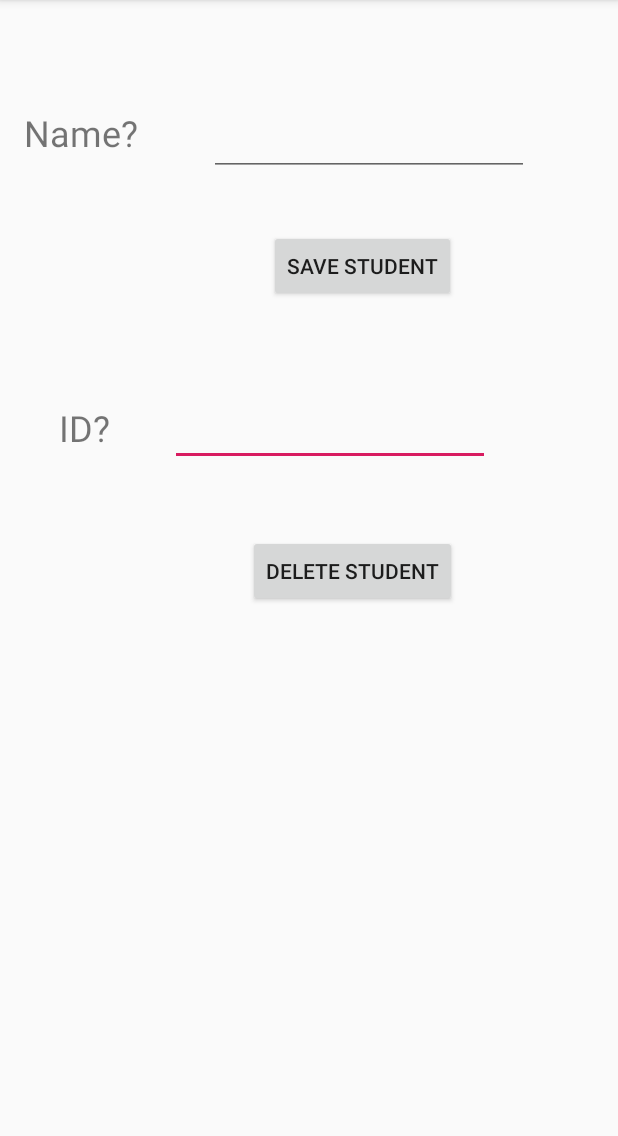
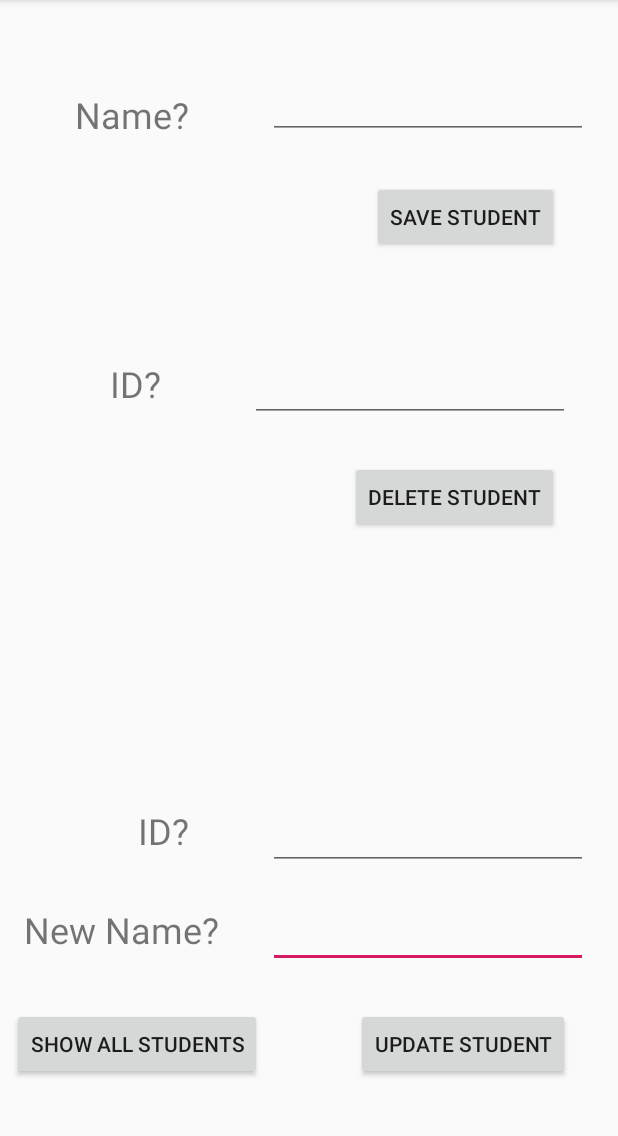
Before and after one commit to HTC77/android-irprogram.com-examples, an Android app: the screen it shows after launch (MainActivity), on a phone screen of 412 x 824 dp, the part 84-1220 px from its top. Run offline under Robolectric (Android 15) with nearby library versions, the phone set to English and light mode, and no system bars.

Commit message:
update and show all

```diff
--- a/app/src/main/java/com/example/irprogramtest/MainActivity.java
+++ b/app/src/main/java/com/example/irprogramtest/MainActivity.java
@@ -1,6 +1,8 @@
 package com.example.irprogramtest;
 
+import android.database.Cursor;
 import android.os.Bundle;
+import android.support.v7.app.AlertDialog;
 import android.support.v7.app.AppCompatActivity;
 import android.view.View;
 import android.widget.EditText;
@@ -10,6 +12,8 @@ public class MainActivity extends AppCompatActivity {
     private MyDatabaseHelper myDB;
     private EditText etName;
     private EditText etID;
+    private EditText etName2;
+    private EditText etID2;
     @Override
     protected void onCreate(Bundle savedInstanceState) {
         super.onCreate(savedInstanceState);
@@ -17,6 +21,8 @@ public class MainActivity extends AppCompatActivity {
         myDB = new MyDatabaseHelper(this);
         etName = findViewById(R.id.etName);
         etID = findViewById(R.id.etId);
+        etName2 = findViewById(R.id.etName2);
+        etID2 = findViewById(R.id.etId2);
     }
 
     public void onBtnSaveClick(View v){
@@ -45,4 +51,39 @@ public class MainActivity extends AppCompatActivity {
             m = "Error in deleting process";
         Toast.makeText(this, m, Toast.LENGTH_SHORT).show();
     }
+    public void onBtnUpdateClick(View v){
+        String id = etID2.getText().toString();
+        String name = etName2.getText().toString();
+        if(id.length() > 0 && name.length() > 0){
+
+        }else{
+            etID2.setHint("Enter a ID");
+            etName2.setHint("Enter a Name");
+            return;
+        }
+        String m ="";
+        if(myDB.updateData(id,name))
+            m = "Data updated";
+        else
+            m = "Error in updating process";
+        Toast.makeText(this, m, Toast.LENGTH_SHORT).show();
+    }
+    public void onBtnShowAllClick(View v){
+        Cursor res = myDB.showAllData();
+        if (res.getCount() == 0)
+            Toast.makeText(this, "There is no data", Toast.LENGTH_SHORT).show();
+        else {
+            StringBuffer data = new StringBuffer();
+            while (res.moveToNext()){
+                data.append("ID: "+res.getString(0)+'\n');
+                data.append("Name: "+res.getString(1)+'\n');
+                data.append('\n');
+            }
+            AlertDialog.Builder alert = new AlertDialog.Builder(this);
+            alert.setTitle("All data");
+            alert.setMessage(data.toString());
+            alert.setCancelable(true);
+            alert.show();
+        }
+    }
 }
--- a/app/src/main/java/com/example/irprogramtest/MyDatabaseHelper.java
+++ b/app/src/main/java/com/example/irprogramtest/MyDatabaseHelper.java
@@ -2,6 +2,7 @@ package com.example.irprogramtest;
 
 import android.content.ContentValues;
 import android.content.Context;
+import android.database.Cursor;
 import android.database.sqlite.SQLiteDatabase;
 import android.database.sqlite.SQLiteOpenHelper;
 import android.support.annotation.Nullable;
@@ -35,8 +36,16 @@ public class MyDatabaseHelper extends SQLiteOpenHelper {
     }
     boolean deleteData(String id){
         SQLiteDatabase db = getWritableDatabase();
+        return db.delete(TBL_NAME,"Id = ?",new String[] {id}) < 1 ? false : true;
+    }
+    boolean updateData(String id,String name){
+        SQLiteDatabase db = getWritableDatabase();
         ContentValues cv = new ContentValues();
         cv.put("Id",id);
-        return db.delete(TBL_NAME,"Id = ?",new String[] {id}) == 0 ? false : true;
+        cv.put("Name",name);
+        return db.update(TBL_NAME,cv,"Id = ?",new String[] {id}) < 1 ? false : true;
+    }
+    public Cursor showAllData(){
+        return getReadableDatabase().rawQuery("SELECT * FROM "+TBL_NAME,null);
     }
 }
--- a/app/src/main/res/layout/activity_main.xml
+++ b/app/src/main/res/layout/activity_main.xml
@@ -7,12 +7,73 @@
     android:onClick="nextBtnClicked"
     tools:context=".MainActivity">
 
+    <EditText
+        android:id="@+id/etName2"
+        android:layout_width="wrap_content"
+        android:layout_height="wrap_content"
+        android:layout_marginTop="20dp"
+        android:layout_marginEnd="4dp"
+        android:layout_marginRight="4dp"
+        android:ems="10"
+        android:inputType="textPersonName"
+        app:layout_constraintEnd_toEndOf="parent"
+        app:layout_constraintStart_toEndOf="@+id/textView4"
+        app:layout_constraintTop_toBottomOf="@+id/etId2" />
+
+    <TextView
+        android:id="@+id/textView4"
+        android:layout_width="wrap_content"
+        android:layout_height="wrap_content"
+        android:layout_marginEnd="17dp"
+        android:layout_marginRight="17dp"
+        android:text="New Name?"
+        android:textSize="24sp"
+        app:layout_constraintBaseline_toBaselineOf="@+id/etName2"
+        app:layout_constraintEnd_toStartOf="@+id/etName2"
+        app:layout_constraintStart_toStartOf="parent" />
+
+    <TextView
+        android:id="@+id/textView3"
+        android:layout_width="wrap_content"
+        android:layout_height="wrap_content"
+        android:layout_marginEnd="20dp"
+        android:layout_marginRight="20dp"
+        android:layout_marginBottom="33dp"
+        android:text="ID?"
+        android:textSize="24sp"
+        app:layout_constraintBottom_toTopOf="@+id/textView4"
+        app:layout_constraintEnd_toEndOf="@+id/textView4" />
+
+    <EditText
+        android:id="@+id/etId2"
+        android:layout_width="wrap_content"
+        android:layout_height="wrap_content"
+        android:layout_marginEnd="20dp"
+        android:layout_marginRight="20dp"
+        android:layout_marginBottom="188dp"
+        android:ems="10"
+        android:inputType="textPersonName"
+        app:layout_constraintBottom_toBottomOf="parent"
+        app:layout_constraintEnd_toEndOf="parent" />
+
+    <Button
+        android:id="@+id/btnUpdateStudent"
+        android:layout_width="wrap_content"
+        android:layout_height="wrap_content"
+        android:layout_marginEnd="32dp"
+        android:layout_marginRight="32dp"
+        android:layout_marginBottom="48dp"
+        android:onClick="onBtnUpdateClick"
+        android:text="Update Student"
+        app:layout_constraintBottom_toBottomOf="parent"
+        app:layout_constraintEnd_toEndOf="parent" />
+
     <TextView
         android:id="@+id/textView2"
         android:layout_width="wrap_content"
         android:layout_height="wrap_content"
-        android:layout_marginStart="39dp"
-        android:layout_marginLeft="39dp"
+        android:layout_marginStart="73dp"
+        android:layout_marginLeft="73dp"
         android:text="ID?"
         android:textSize="24sp"
         app:layout_constraintBaseline_toBaselineOf="@+id/etId"
@@ -22,35 +83,38 @@
         android:id="@+id/etId"
         android:layout_width="wrap_content"
         android:layout_height="wrap_content"
-        android:layout_marginStart="40dp"
-        android:layout_marginLeft="40dp"
-        android:layout_marginTop="64dp"
+        android:layout_marginTop="67dp"
+        android:layout_marginEnd="32dp"
+        android:layout_marginRight="32dp"
         android:ems="10"
         android:inputType="textPersonName"
-        app:layout_constraintStart_toEndOf="@+id/textView2"
+        app:layout_constraintEnd_toEndOf="parent"
         app:layout_constraintTop_toBottomOf="@+id/btnSaveStudent" />
 
     <Button
         android:id="@+id/btnDeleteStudent"
         android:layout_width="wrap_content"
         android:layout_height="wrap_content"
-        android:layout_marginTop="46dp"
-        android:layout_marginEnd="22dp"
-        android:layout_marginRight="22dp"
+        android:layout_marginTop="26dp"
+        android:layout_marginEnd="39dp"
+        android:layout_marginRight="39dp"
         android:onClick="onBtnDeleteClick"
         android:text="Delete Student"
-        app:layout_constraintEnd_toEndOf="@+id/etId"
+        app:layout_constraintEnd_toEndOf="parent"
         app:layout_constraintTop_toBottomOf="@+id/etId" />
 
     <TextView
         android:id="@+id/textView"
         android:layout_width="wrap_content"
         android:layout_height="wrap_content"
-        android:layout_marginStart="16dp"
-        android:layout_marginLeft="16dp"
-        android:layout_marginTop="72dp"
+        android:layout_marginStart="50dp"
+        android:layout_marginLeft="50dp"
+        android:layout_marginTop="60dp"
+        android:layout_marginEnd="53dp"
+        android:layout_marginRight="53dp"
         android:text="Name?"
         android:textSize="24sp"
+        app:layout_constraintEnd_toStartOf="@+id/etName"
         app:layout_constraintStart_toStartOf="parent"
         app:layout_constraintTop_toTopOf="parent" />
 
@@ -58,9 +122,9 @@
         android:id="@+id/etName"
         android:layout_width="wrap_content"
         android:layout_height="wrap_content"
-        android:layout_marginTop="72dp"
-        android:layout_marginEnd="59dp"
-        android:layout_marginRight="59dp"
+        android:layout_marginTop="47dp"
+        android:layout_marginEnd="20dp"
+        android:layout_marginRight="20dp"
         android:ems="10"
         android:inputType="textPersonName"
         app:layout_constraintEnd_toEndOf="parent"
@@ -70,11 +134,22 @@
         android:id="@+id/btnSaveStudent"
         android:layout_width="wrap_content"
         android:layout_height="wrap_content"
-        android:layout_marginStart="40dp"
-        android:layout_marginLeft="40dp"
-        android:layout_marginTop="36dp"
+        android:layout_marginTop="28dp"
+        android:layout_marginEnd="39dp"
+        android:layout_marginRight="39dp"
         android:onClick="onBtnSaveClick"
         android:text="Save Student"
-        app:layout_constraintStart_toStartOf="@+id/etName"
+        app:layout_constraintEnd_toEndOf="parent"
         app:layout_constraintTop_toBottomOf="@+id/etName" />
+
+    <Button
+        android:id="@+id/btnShowAll"
+        android:layout_width="wrap_content"
+        android:layout_height="wrap_content"
+        android:layout_marginStart="8dp"
+        android:layout_marginLeft="8dp"
+        android:onClick="onBtnShowAllClick"
+        android:text="show All students"
+        app:layout_constraintBaseline_toBaselineOf="@+id/btnUpdateStudent"
+        app:layout_constraintStart_toStartOf="parent" />
 </android.support.constraint.ConstraintLayout>
```
